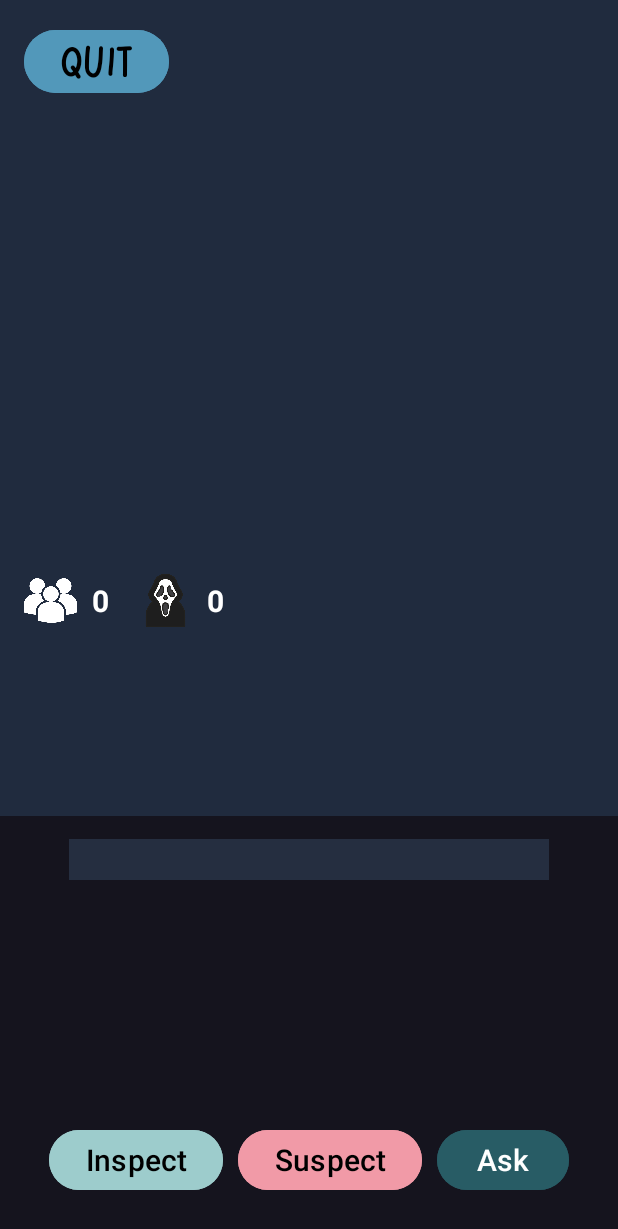
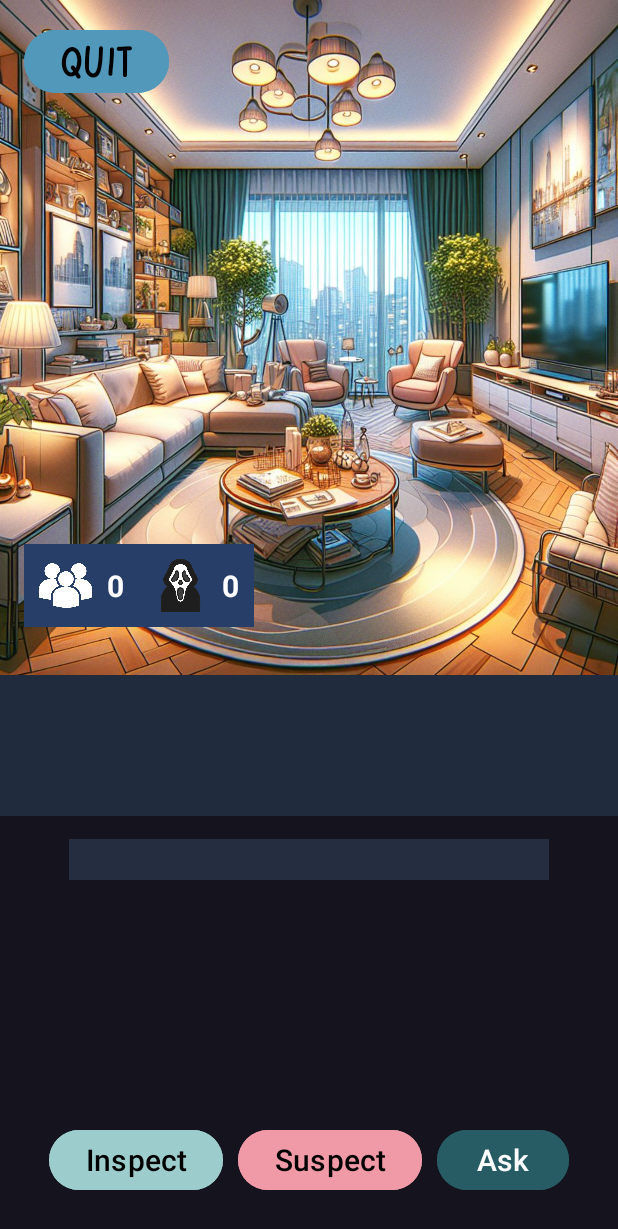
Before and after one commit to dreath-pro/Find-The-Killer, an Android app: the GameActivity screen opened directly, with no data from a screen before it, on a phone screen of 412 x 824 dp. Shown: the top 1229 px of the screen. Run offline under Robolectric (Android 15) with nearby library versions, the phone set to English and light mode, and no system bars; 6 statements that could not run were skipped.

Commit message:
added main game background

```diff
--- a/app/src/main/res/layout/activity_game.xml
+++ b/app/src/main/res/layout/activity_game.xml
@@ -6,6 +6,15 @@
     android:layout_width="match_parent"
     android:layout_height="match_parent"
     android:background="#202B3E">
+
+    <ImageView
+        android:layout_width="match_parent"
+        android:layout_height="450dp"
+        android:scaleType="fitXY"
+        android:src="@drawable/living_room_background"
+        app:layout_constraintTop_toTopOf="parent"
+        app:layout_constraintStart_toStartOf="parent"
+        app:layout_constraintEnd_toEndOf="parent"/>
 
     <Button
         android:id="@+id/quitButton"
@@ -27,6 +36,11 @@
         android:layout_height="wrap_content"
         android:layout_marginStart="16dp"
         android:layout_marginBottom="16dp"
+        android:paddingTop="10dp"
+        android:paddingStart="10dp"
+        android:paddingEnd="10dp"
+        android:paddingBottom="10dp"
+        android:background="#273F68"
         app:layout_constraintBottom_toTopOf="@+id/playerInterrogation"
         app:layout_constraintStart_toStartOf="parent">
 
@@ -36,7 +50,7 @@
             android:layout_height="35dp"
             android:layout_centerVertical="true"
             android:src="@drawable/survivor_icon"
-            app:tint="@color/white" />
+            android:tint="@color/white"/>
 
         <TextView
             android:id="@+id/survivorNumber"
```
Also changed, not shown: app/src/main/res/drawable/living_room_background.jpg (added).
